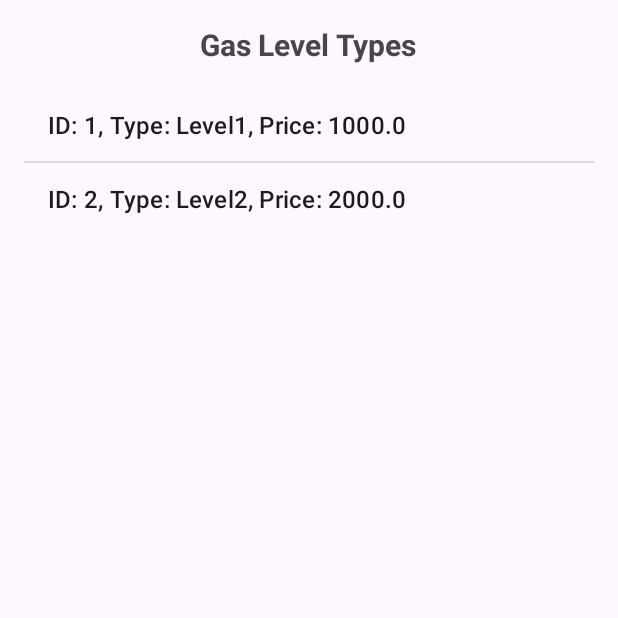
After one commit to HungNguyen0210/Mobile-Application, an Android app: the ChangeUnitActivity screen opened directly, with no data from a screen before it, on a phone screen of 412 x 824 dp, the top half of it. The commit adds this screen. Run offline under Robolectric (Android 15) with nearby library versions, the phone set to English and light mode, and no system bars.

Commit message:
Update changing price unit

```diff
--- a/app/src/main/AndroidManifest.xml
+++ b/app/src/main/AndroidManifest.xml
@@ -12,6 +12,7 @@
         android:supportsRtl="true"
         android:theme="@style/Theme.GasBill"
         tools:targetApi="31">
+        <activity android:name=".ChangeUnitActivity" />
         <activity
             android:name=".CustomerDetailsActivity"
             android:exported="true">
@@ -21,9 +22,7 @@
                 <category android:name="android.intent.category.LAUNCHER" />
             </intent-filter>
         </activity>
-        <activity
-            android:name=".MainActivity">
-        </activity>
+        <activity android:name=".MainActivity"></activity>
     </application>
 
 </manifest>
--- /dev/null
+++ b/app/src/main/java/com/example/gasbill/ChangeUnitActivity.java
@@ -0,0 +1,111 @@
+package com.example.gasbill;
+
+import android.app.AlertDialog;
+import android.content.DialogInterface;
+import android.database.Cursor;
+import android.os.Bundle;
+import android.view.View;
+import android.widget.AdapterView;
+import android.widget.ArrayAdapter;
+import android.widget.EditText;
+import android.widget.ListView;
+import android.widget.Toast;
+import androidx.appcompat.app.AppCompatActivity;
+import java.util.ArrayList;
+
+public class ChangeUnitActivity extends AppCompatActivity {
+
+    ListView listViewGasLevels;
+    DatabaseHelper dbHelper;
+
+    @Override
+    protected void onCreate(Bundle savedInstanceState) {
+        super.onCreate(savedInstanceState);
+        setContentView(R.layout.activity_change_unit);
+
+        listViewGasLevels = findViewById(R.id.listViewGasLevels);
+        dbHelper = new DatabaseHelper(this);
+
+        loadGasLevelTypes();
+
+        // Thiết lập sự kiện click vào từng item để chỉnh sửa giá gas
+        listViewGasLevels.setOnItemClickListener(new AdapterView.OnItemClickListener() {
+            @Override
+            public void onItemClick(AdapterView<?> parent, View view, int position, long id) {
+                // Lấy ID, tên loại gas và giá hiện tại của item được click
+                String selectedItem = (String) parent.getItemAtPosition(position);
+                String[] itemParts = selectedItem.split(", ");
+                int gasLevelId = Integer.parseInt(itemParts[0].split(": ")[1]);
+                String gasLevelName = itemParts[1].split(": ")[1];
+                double currentPrice = Double.parseDouble(itemParts[2].split(": ")[1]);
+
+                // Hiển thị hộp thoại để chỉnh sửa giá
+                showEditPriceDialog(gasLevelId, gasLevelName, currentPrice);
+            }
+        });
+    }
+
+    private void loadGasLevelTypes() {
+        // Lấy dữ liệu từ bảng gas_level_type
+        Cursor cursor = dbHelper.getGasLevelTypes();
+
+        if (cursor != null && cursor.getCount() > 0) {
+            ArrayList<String> gasLevelList = new ArrayList<>();
+
+            while (cursor.moveToNext()) {
+                int id = cursor.getInt(0);
+                String name = cursor.getString(1);
+                double unitPrice = cursor.getDouble(2);
+
+                gasLevelList.add("ID: " + id + ", Type: " + name + ", Price: " + unitPrice);
+            }
+
+            ArrayAdapter<String> adapter = new ArrayAdapter<>(this, android.R.layout.simple_list_item_1, gasLevelList);
+            listViewGasLevels.setAdapter(adapter);
+        } else {
+            Toast.makeText(this, "No data found", Toast.LENGTH_SHORT).show();
+        }
+
+        cursor.close();
+    }
+
+    private void showEditPriceDialog(int gasLevelId, String gasLevelName, double currentPrice) {
+        // Tạo một hộp thoại để chỉnh sửa giá
+        AlertDialog.Builder builder = new AlertDialog.Builder(this);
+        builder.setTitle("Edit Price for " + gasLevelName);
+
+        // Tạo EditText để nhập giá mới
+        final EditText input = new EditText(this);
+        input.setText(String.valueOf(currentPrice));
+        builder.setView(input);
+
+        // Thiết lập nút "Save" để cập nhật giá mới
+        builder.setPositiveButton("Save", new DialogInterface.OnClickListener() {
+            @Override
+            public void onClick(DialogInterface dialog, int which) {
+                String newPriceStr = input.getText().toString();
+                if (!newPriceStr.isEmpty()) {
+                    double newPrice = Double.parseDouble(newPriceStr);
+
+                    // Cập nhật giá mới vào cơ sở dữ liệu
+                    dbHelper.updateGasLevelPrice(gasLevelId, newPrice);
+
+                    // Cập nhật lại danh sách sau khi chỉnh sửa
+                    loadGasLevelTypes();
+                    Toast.makeText(ChangeUnitActivity.this, "Price updated successfully", Toast.LENGTH_SHORT).show();
+                } else {
+                    Toast.makeText(ChangeUnitActivity.this, "Price cannot be empty", Toast.LENGTH_SHORT).show();
+                }
+            }
+        });
+
+        builder.setNegativeButton("Cancel", new DialogInterface.OnClickListener() {
+            @Override
+            public void onClick(DialogInterface dialog, int which) {
+                dialog.cancel();
+            }
+        });
+
+        builder.show();
+    }
+}
--- a/app/src/main/java/com/example/gasbill/DatabaseHelper.java
+++ b/app/src/main/java/com/example/gasbill/DatabaseHelper.java
@@ -92,4 +92,17 @@ public class DatabaseHelper extends SQLiteOpenHelper {
         return db.rawQuery(sql, selectionArgs);
     }
 
+    public Cursor getGasLevelTypes() {
+        SQLiteDatabase db = this.getReadableDatabase();
+        return db.rawQuery("SELECT ID, GAS_LEVEL_TYPE_NAME, UNIT_PRICE FROM gas_level_type", null);
+    }
+    public void updateGasLevelPrice(int gasLevelId, double newPrice) {
+        SQLiteDatabase db = this.getWritableDatabase();
+        ContentValues contentValues = new ContentValues();
+        contentValues.put("UNIT_PRICE", newPrice);
+
+        db.update("gas_level_type", contentValues, "ID = ?", new String[]{String.valueOf(gasLevelId)});
+        db.close();
+    }
+
 }
--- a/app/src/main/java/com/example/gasbill/MainActivity.java
+++ b/app/src/main/java/com/example/gasbill/MainActivity.java
@@ -68,12 +68,17 @@ public class MainActivity extends AppCompatActivity {
                 } else if (id == R.id.nav_settings) {
                     // Xử lý khi chọn "Settings"
                     Toast.makeText(MainActivity.this, "Settings selected", Toast.LENGTH_SHORT).show();
+                } else if (id == R.id.nav_change_unit) {
+                    // Xử lý khi chọn "Change unit"
+                    Intent intent = new Intent(MainActivity.this, ChangeUnitActivity.class);  // Tạo Activity ChangeUnitActivity
+                    startActivity(intent);
                 }
 
                 drawerLayout.closeDrawer(GravityCompat.START);
                 return true;
             }
         });
+
 
         dbHelper = new DatabaseHelper(this);
 
--- /dev/null
+++ b/app/src/main/res/layout/activity_change_unit.xml
@@ -0,0 +1,22 @@
+<?xml version="1.0" encoding="utf-8"?>
+<LinearLayout xmlns:android="http://schemas.android.com/apk/res/android"
+    android:layout_width="match_parent"
+    android:layout_height="match_parent"
+    android:orientation="vertical"
+    android:padding="16dp">
+
+    <TextView
+        android:id="@+id/tvTitle"
+        android:layout_width="wrap_content"
+        android:layout_height="wrap_content"
+        android:text="Gas Level Types"
+        android:textSize="20sp"
+        android:textStyle="bold"
+        android:layout_gravity="center_horizontal"
+        android:paddingBottom="16dp" />
+
+    <ListView
+        android:id="@+id/listViewGasLevels"
+        android:layout_width="match_parent"
+        android:layout_height="wrap_content" />
+</LinearLayout>
--- a/app/src/main/res/menu/drawer_menu.xml
+++ b/app/src/main/res/menu/drawer_menu.xml
@@ -9,6 +9,10 @@
         android:icon="@drawable/ic_bill"
         android:title="Bill" /> <!-- Đổi thành "Bill" -->
     <item
+        android:id="@+id/nav_change_unit"
+        android:icon="@android:drawable/ic_menu_preferences"
+        android:title="Change unit" />
+    <item
         android:id="@+id/nav_settings"
         android:icon="@drawable/ic_settings"
         android:title="Settings" /> <!-- Đổi thành "Settings" -->
```
